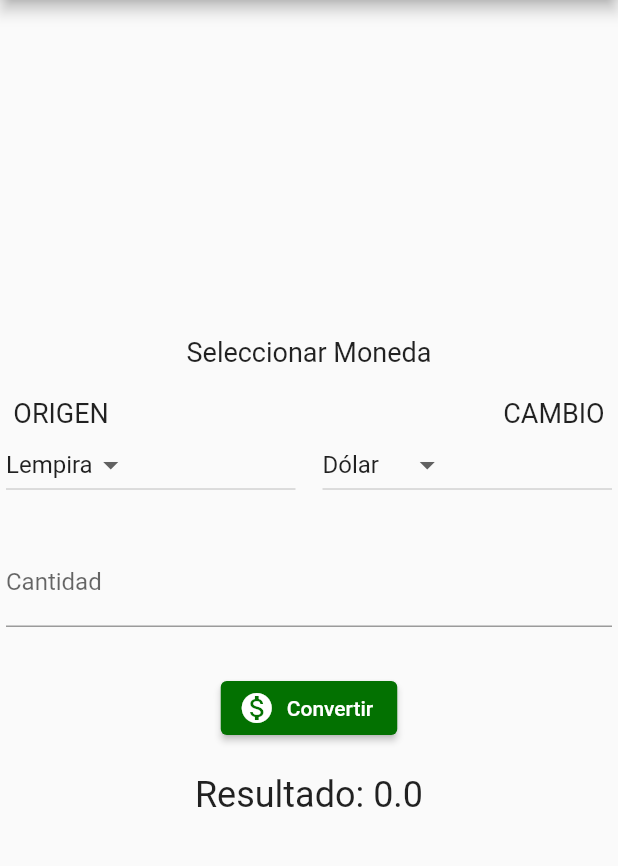
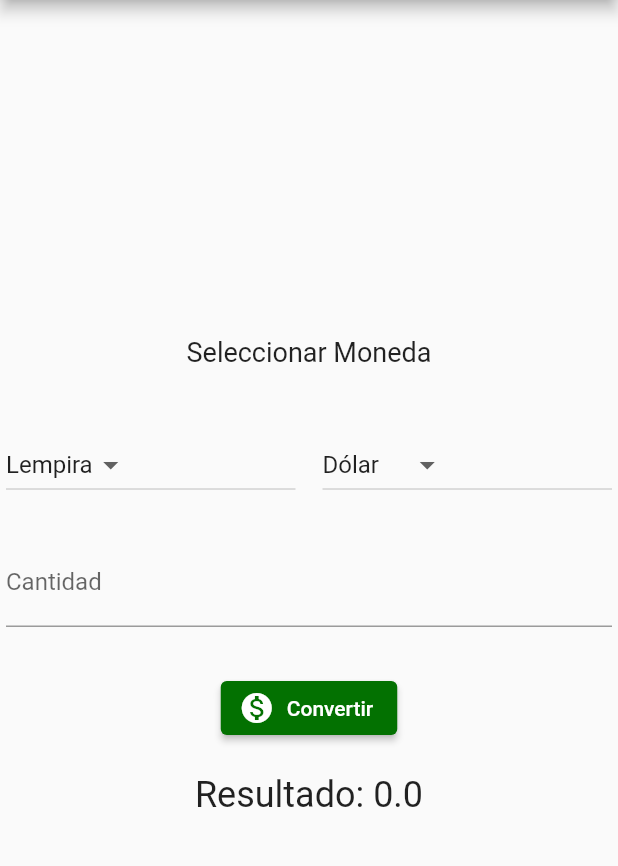
Before and after one commit to AbimelecG2/Examen-1-PrograMov, a Flutter app: the Moneda screen opened directly, on a phone screen of 412 x 824 dp, the part 84-950 px from its top. Run offline on Flutter 3.47's test engine with Material 2 defaults, Android fonts, the phone set to English and light mode, and no system bars.

Commit message:
Examen Finalizado

```diff
--- a/examen 1/flutter_examen1/lib/src/pages/moneda.dart
+++ b/examen 1/flutter_examen1/lib/src/pages/moneda.dart
@@ -54,7 +54,7 @@ class _ConversorDivisasState extends State<Moneda> {
 
            SizedBox(height: 20),
               Text(
-                'ORIGEN                                                           CAMBIO',
+                ' ',
                 style: TextStyle(fontSize: 18),
               ),
               Row(
```
Also changed, not shown: examen 1/flutter_examen1/lib/main.dart (+6 -3 lines), examen 1/flutter_examen1/lib/src/pages/home_page.dart (line endings or trailing spaces).
